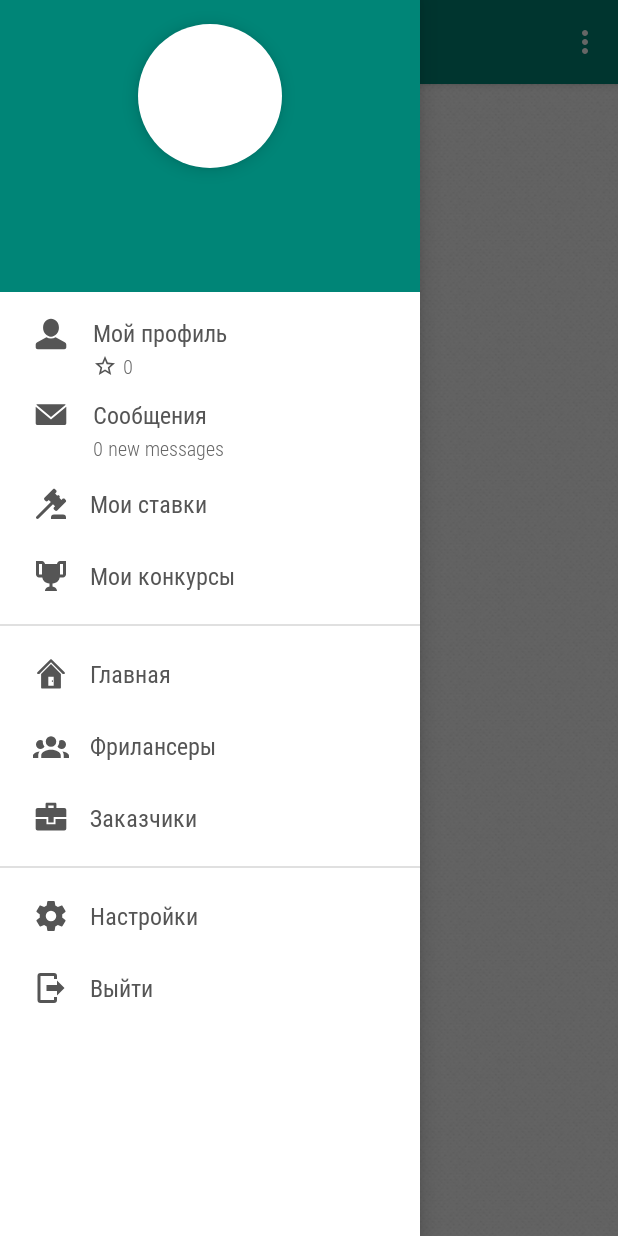
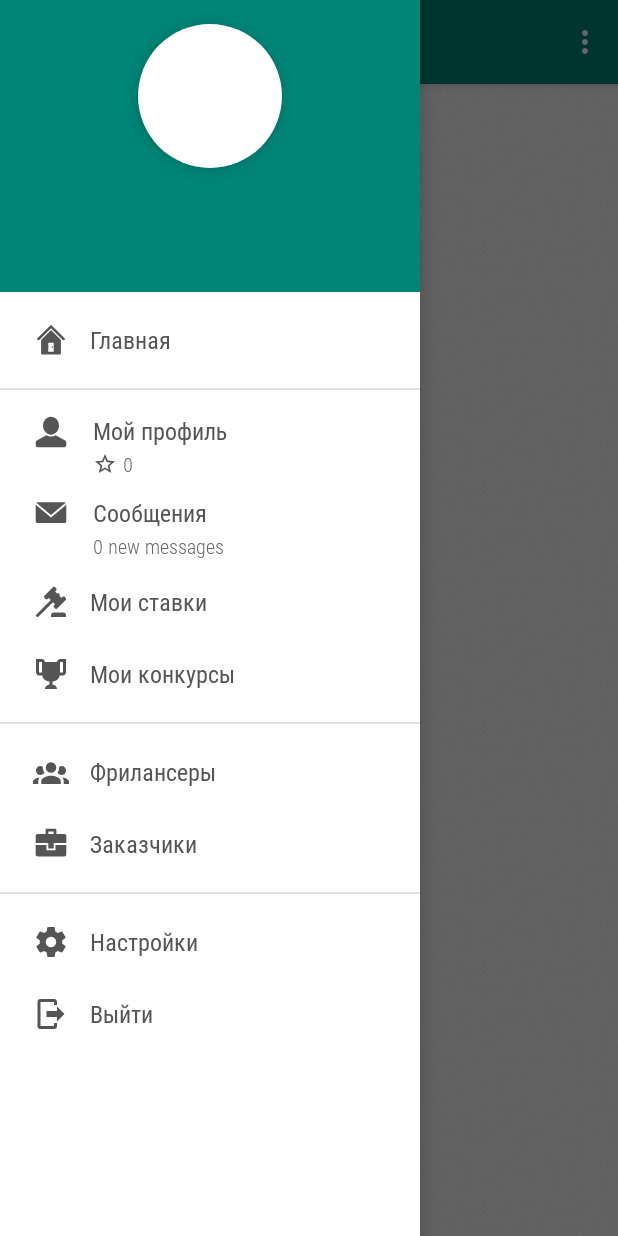
Before and after one commit to HombreTech/FreelanceHunt, an Android app: the MainActivity screen opened directly, with no data from a screen before it, with the side drawer open, on a phone screen of 412 x 824 dp. Run offline under Robolectric (Android 15) with nearby library versions, the phone set to English and light mode, and no system bars; our stand-ins replace CircleImageView, Room's generated code; network calls fail; pictures from the network do not load; 7 statements that could not run were skipped.

Commit message:
[*] menu rework

```diff
--- a/app/src/main/java/tech/hombre/freelancehunt/ui/main/view/activities/MainActivity.kt
+++ b/app/src/main/java/tech/hombre/freelancehunt/ui/main/view/activities/MainActivity.kt
@@ -53,11 +53,14 @@ class MainActivity : BaseActivity() {
         initViews()
         subscribeToData()
         when (intent.getSerializableExtra(AppNavigator.SCREEN_TYPE)) {
-            ScreenType.MAIN -> supportFragmentManager.switch(
-                R.id.fragmentContainer,
-                MainFragment.newInstance(),
-                MainFragment.TAG
-            )
+            ScreenType.MAIN -> {
+                supportFragmentManager.switch(
+                    R.id.fragmentContainer,
+                    MainFragment.newInstance(),
+                    MainFragment.TAG
+                )
+                selectMenuItem(R.id.menu_main, true)
+            }
             ScreenType.THREADS -> supportFragmentManager.switch(
                 R.id.fragmentContainer,
                 ThreadsFragment.newInstance(),
@@ -208,18 +211,6 @@ class MainActivity : BaseActivity() {
         drawerToggle.onConfigurationChanged(newConfig)
     }
 
-    private fun selectMenuItem(@IdRes id: Int, check: Boolean) {
-        navigation?.let {
-            it.menu.findItem(id)?.let { item ->
-                with(item) {
-                    isCheckable = check
-                    isChecked = check
-                }
-            }
-        }
-    }
-
-
     private fun setupTasks() {
 
         val constrains = Constraints.Builder()
--- a/app/src/main/res/menu/menu_navigation.xml
+++ b/app/src/main/res/menu/menu_navigation.xml
@@ -2,6 +2,16 @@
 <menu xmlns:tools="http://schemas.android.com/tools"
     xmlns:android="http://schemas.android.com/apk/res/android"
     xmlns:app="http://schemas.android.com/apk/res-auto">
+
+    <group
+        android:id="@+id/group_menu"
+        android:checkableBehavior="none">
+        <item
+            android:id="@+id/menu_main"
+            android:icon="@drawable/profile"
+            android:title="@string/main" />
+    </group>
+
     <group
         android:id="@+id/group_profile"
         android:checkableBehavior="single">
@@ -24,12 +34,8 @@
     </group>
 
     <group
-        android:id="@+id/group_menu"
+        android:id="@+id/group_lists"
         android:checkableBehavior="none">
-        <item
-            android:id="@+id/menu_main"
-            android:icon="@drawable/profile"
-            android:title="@string/main" />
         <item
             android:id="@+id/menu_freelancers"
             android:icon="@drawable/freelancers"
```
Also changed, not shown: app/src/main/java/tech/hombre/freelancehunt/ui/base/BaseActivity.kt (+18 -2 lines).
